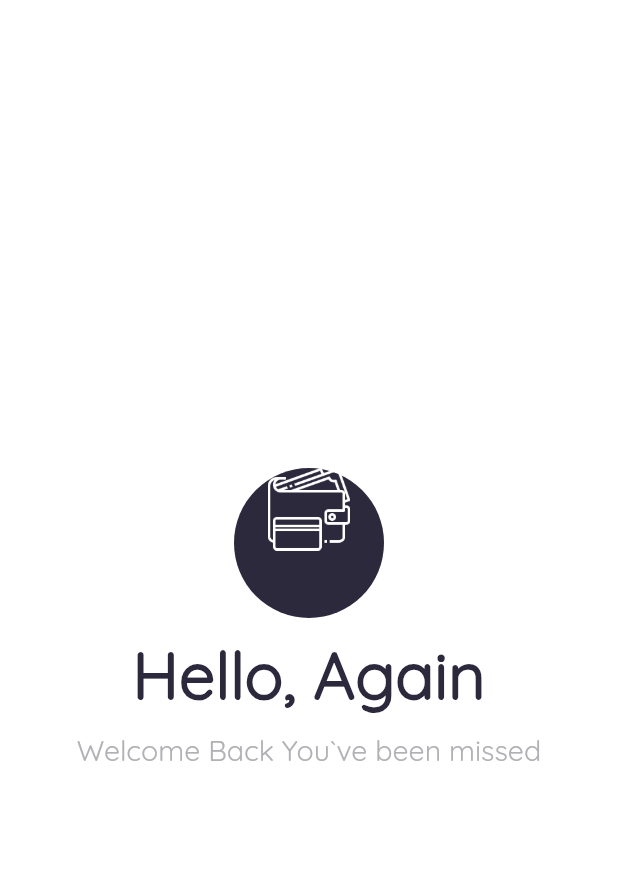
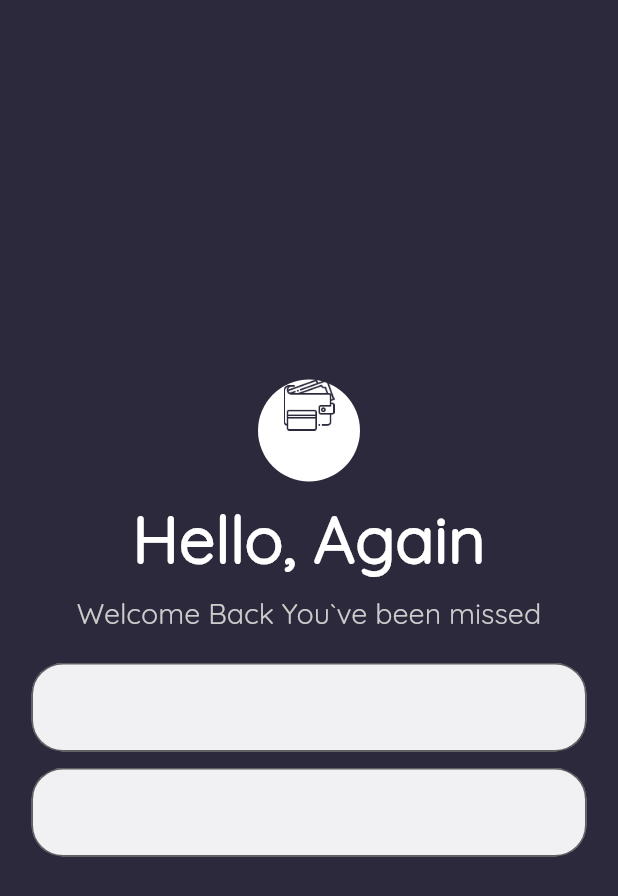
Before and after one commit to BILALAHMAD5587/expenser, a Flutter app: the screen it shows after launch, on a phone screen of 412 x 824 dp. Shown: the top 896 px of the screen. Run offline on Flutter 3.47's test engine with Material 2 defaults, Android fonts, the phone set to English and light mode, and no system bars.

Commit message:
expenser_app

```diff
--- a/lib/main.dart
+++ b/lib/main.dart
@@ -13,7 +13,7 @@ class MyApp extends StatelessWidget {
     return MaterialApp(
       debugShowCheckedModeBanner: false,
       title: 'Flutter Demo',
-      themeMode: ThemeMode.light,
+      themeMode: ThemeMode.dark,
       darkTheme: ThemeData(
           primarySwatch: createMaterialColor(MyColors.bgBColor),
           backgroundColor: MyColors.bgBColor,
--- a/lib/screens/slpash/splash_page.dart
+++ b/lib/screens/slpash/splash_page.dart
@@ -29,7 +29,7 @@ class _Splashp_PageState extends State<Splashp_Page> {
     return Scaffold(
         backgroundColor: Theme.of(context).backgroundColor,
         body: Center(
-          child: CustomLogoStack(),
+          child: CustomLogoStack(50),
         ));
   }
 }
--- a/lib/screens/user_onboarding/login/login_page.dart
+++ b/lib/screens/user_onboarding/login/login_page.dart
@@ -1,4 +1,5 @@
 import 'package:expenser_app/ui/custom_widgets/custom_logo_stack.dart';
+import 'package:expenser_app/ui/custom_widgets/custom_textfiled.dart';
 import 'package:expenser_app/ui/custom_widgets/ui_helper.dart';
 import 'package:flutter/material.dart';
 
@@ -10,15 +11,20 @@ class LoginPage extends StatefulWidget {
 }
 
 class _LoginPageState extends State<LoginPage> {
+  var userNameController = TextEditingController();
+  var passController = TextEditingController();
+
   @override
   Widget build(BuildContext context) {
     return Scaffold(
       backgroundColor: Theme.of(context).backgroundColor,
       body: Center(
+        child: Padding(
+          padding: const EdgeInsets.only(left: 21, right: 21),
           child: Column(
             mainAxisAlignment: MainAxisAlignment.center,
             children: [
-            CustomLogoStack(),
+              CustomLogoStack(34),
               SizedBox(
                 height: 11,
               ),
@@ -39,7 +45,26 @@ class _LoginPageState extends State<LoginPage> {
               ),
 
               //////////////////////////////////Uname and Password TextFiled////////////////////////
+              SizedBox(
+                height: 21,
+              ),
+              CustomTextFiled(
+                  mcontroller: userNameController,
+                  mfillcolor: MediaQuery.of(context).platformBrightness ==
+                          Brightness.light
+                      ? MyColors.secondryWColor
+                      : MyColors.secoundryBColor),
+              SizedBox(
+                height: 11,
+              ),
+              CustomTextFiled(
+                  mcontroller: passController,
+                  mfillcolor: MediaQuery.of(context).platformBrightness ==
+                          Brightness.light
+                      ? MyColors.secondryWColor
+                      : MyColors.secoundryBColor)
             ],
+          ),
         ),
       ),
     );
--- a/lib/ui/custom_widgets/custom_logo_stack.dart
+++ b/lib/ui/custom_widgets/custom_logo_stack.dart
@@ -1,7 +1,8 @@
 import 'package:flutter/material.dart';
 
 class CustomLogoStack extends StatelessWidget {
-  const CustomLogoStack({Key? key}) : super(key: key);
+  double mSize;
+  CustomLogoStack(this.mSize);
 
   @override
   Widget build(BuildContext context) {
@@ -10,12 +11,12 @@ class CustomLogoStack extends StatelessWidget {
         Center(
             child: CircleAvatar(
           backgroundColor: Theme.of(context).canvasColor,
-          radius: 50,
+          radius: mSize,
         )),
         Center(
             child: ImageIcon(
           AssetImage('assets/images/wallet_bw.png'),
-          size: 55,
+          size: mSize,
           color: Theme.of(context).backgroundColor,
         ))
       ],
--- a/lib/ui/custom_widgets/custom_textfiled.dart
+++ b/lib/ui/custom_widgets/custom_textfiled.dart
@@ -12,6 +12,7 @@ class CustomTextFiled extends StatelessWidget {
       controller: mcontroller,
       decoration: InputDecoration(
           fillColor: mfillcolor,
+          filled: true,
           border: OutlineInputBorder(borderRadius: BorderRadius.circular(21))),
     );
   }
```
Lines whose indentation alone changed are shown as unchanged.
